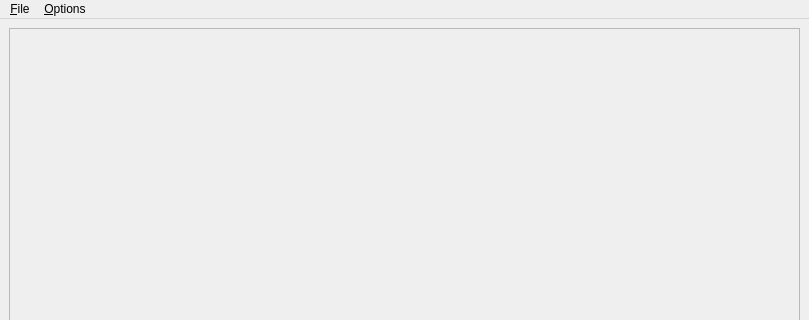
Old version of the form forms/mainwindow.ui in the repository isis-group/vast; both pictures show x 0 to 809 and y 0 to 320 of the 809 by 571 pixel window.
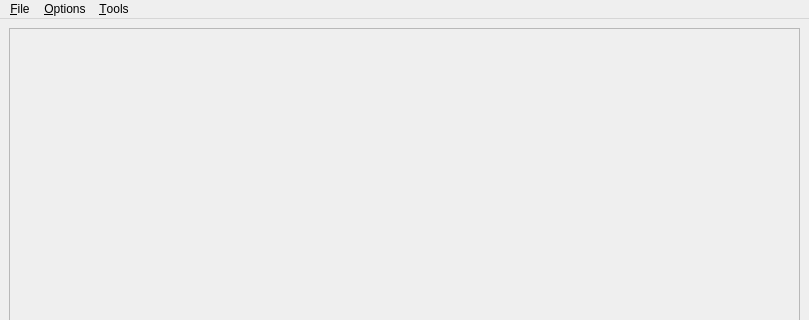
New version of the form. Icons and pictures are not drawn.

Patch:
```diff
--- a/forms/mainwindow.ui
+++ b/forms/mainwindow.ui
@@ -110,12 +110,20 @@
     </property>
     <addaction name="action_Preferences"/>
     <addaction name="separator"/>
+    <addaction name="actionShow_Labels"/>
+    <addaction name="actionIgnore_Orientation"/>
+   </widget>
+   <widget class="QMenu" name="menu_Tools">
+    <property name="title">
+     <string>&amp;Tools</string>
+    </property>
     <addaction name="actionFind_Global_Min"/>
     <addaction name="actionFind_Global_Max"/>
     <addaction name="actionShow_Labels"/>
    </widget>
    <addaction name="menu_File"/>
    <addaction name="menu_Preferences"/>
+   <addaction name="menu_Tools"/>
   </widget>
   <widget class="QStatusBar" name="statusbar"/>
   <action name="action_Open_image">
```
Left out of the diff: 13 changed lines with no effect on the pictures.
